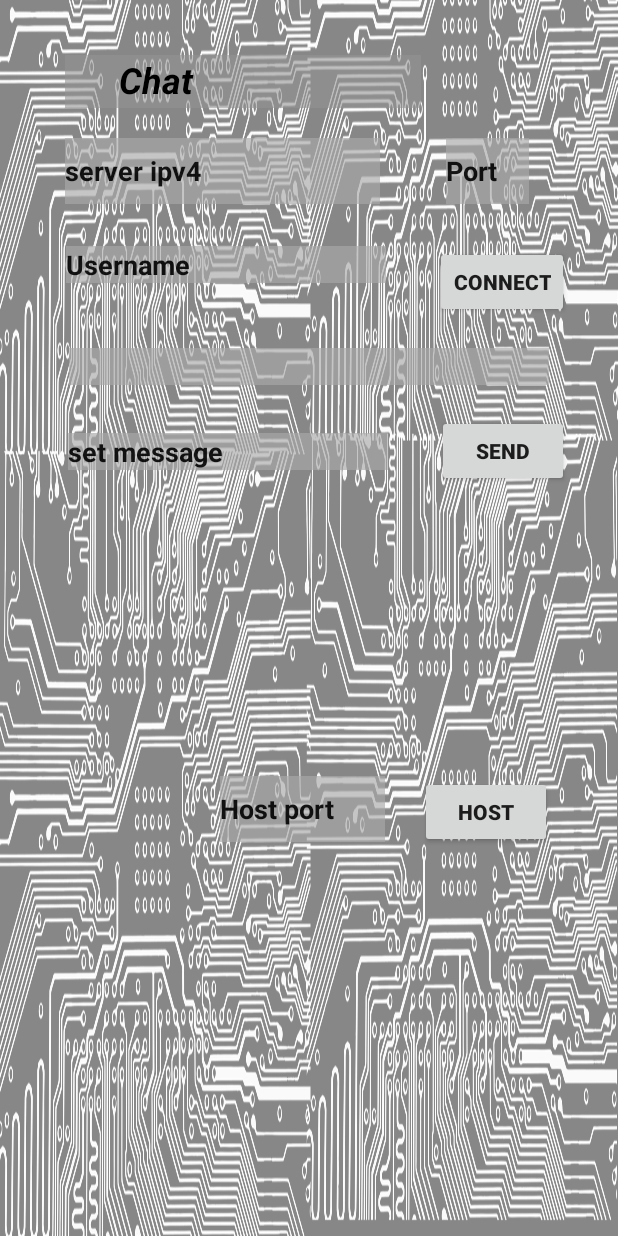
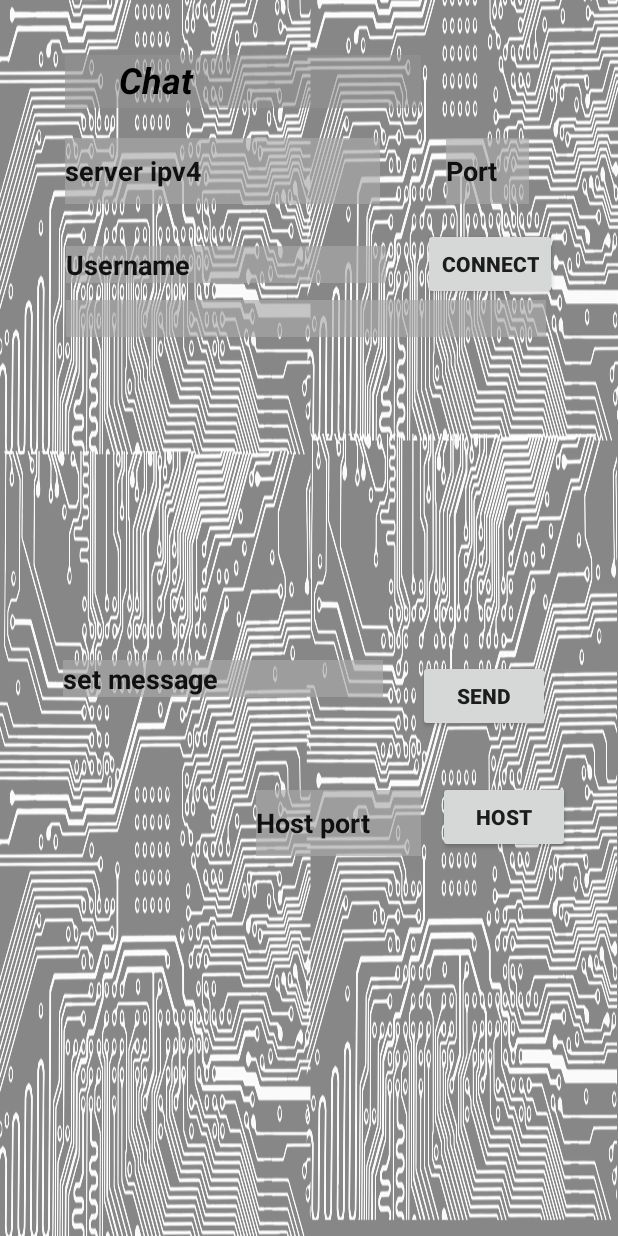
Before and after one commit to Normanpabon/AndroidMultitools, an Android app: the Chat screen opened directly, with no data from a screen before it, on a phone screen of 412 x 824 dp. Run offline under Robolectric (Android 15) with nearby library versions, the phone set to English and light mode, and no system bars.

Commit message:
ScrollTextView added

```diff
--- a/app/build.gradle
+++ b/app/build.gradle
@@ -1,12 +1,12 @@
 apply plugin: 'com.android.application'
 
 android {
-    compileSdkVersion 30
+    compileSdkVersion 29
     buildToolsVersion "29.0.2"
     defaultConfig {
         applicationId "com.h4lfcr3st.androidswissarmy"
         minSdkVersion 20
-        targetSdkVersion 30
+        targetSdkVersion 29
         versionCode 7
         versionName "Release-2.1"
         testInstrumentationRunner "androidx.test.runner.AndroidJUnitRunner"
--- a/app/src/main/java/com/h4lfcr3st/androidswissarmy/Chat.java
+++ b/app/src/main/java/com/h4lfcr3st/androidswissarmy/Chat.java
@@ -64,6 +64,10 @@ public class Chat extends AppCompatActivity {
 
     }
 
+    public void InitThread(){
+        // iniciar hilo
+    }
+
     public void SendMessage(View view){
         StrictMode.ThreadPolicy policy = new StrictMode.ThreadPolicy.Builder().permitAll().build();
         StrictMode.setThreadPolicy(policy);
@@ -80,6 +84,9 @@ public class Chat extends AppCompatActivity {
             Toast.makeText(this, "Error al enviar mensaje", Toast.LENGTH_SHORT).show();
 
         }
+        // erease the last message
+        clientMessage.setText("");
+
 
     }
 
--- a/app/src/main/res/layout/activity_chat.xml
+++ b/app/src/main/res/layout/activity_chat.xml
@@ -60,25 +60,14 @@
         android:id="@+id/btnConnectServer"
         android:layout_width="wrap_content"
         android:layout_height="wrap_content"
-        android:layout_marginTop="28dp"
+        android:layout_marginTop="16dp"
         android:onClick="ConnectButton"
         android:text="@string/Connect"
         android:textStyle="bold"
         app:layout_constraintEnd_toEndOf="parent"
+        app:layout_constraintHorizontal_bias="0.376"
         app:layout_constraintStart_toEndOf="@+id/txtUsername"
         app:layout_constraintTop_toBottomOf="@+id/txtServerIp" />
-
-    <TextView
-        android:id="@+id/tvChatHistory"
-        android:layout_width="320dp"
-        android:layout_height="wrap_content"
-        android:layout_marginTop="20dp"
-        android:background="#A6AAAAAA"
-        android:textSize="18sp"
-        android:textStyle="bold|italic"
-        app:layout_constraintEnd_toEndOf="parent"
-        app:layout_constraintStart_toStartOf="parent"
-        app:layout_constraintTop_toBottomOf="@+id/btnConnectServer" />
 
     <EditText
         android:id="@+id/txtSendMessage"
@@ -92,21 +81,22 @@
         android:textColorHint="#E6000000"
         android:textStyle="bold"
         app:layout_constraintEnd_toEndOf="parent"
-        app:layout_constraintHorizontal_bias="0.228"
+        app:layout_constraintHorizontal_bias="0.213"
         app:layout_constraintStart_toStartOf="parent"
-        app:layout_constraintTop_toBottomOf="@+id/tvChatHistory" />
+        app:layout_constraintTop_toBottomOf="@+id/scrollView3" />
 
     <Button
         android:id="@+id/btnSendMessage"
         android:layout_width="wrap_content"
         android:layout_height="wrap_content"
-        android:layout_marginTop="20dp"
+        android:layout_marginTop="32dp"
         android:onClick="SendMessage"
         android:text="@string/btnEnviar"
         android:textStyle="bold"
         app:layout_constraintEnd_toEndOf="parent"
+        app:layout_constraintHorizontal_bias="0.342"
         app:layout_constraintStart_toEndOf="@+id/txtSendMessage"
-        app:layout_constraintTop_toBottomOf="@+id/tvChatHistory" />
+        app:layout_constraintTop_toBottomOf="@+id/scrollView3" />
 
     <EditText
         android:id="@+id/txtUsername"
@@ -127,8 +117,8 @@
         android:id="@+id/btnHost"
         android:layout_width="wrap_content"
         android:layout_height="wrap_content"
-        android:layout_marginTop="204dp"
-        android:layout_marginEnd="44dp"
+        android:layout_marginTop="56dp"
+        android:layout_marginEnd="32dp"
         android:onClick="HostServer"
         android:text="@string/Hostbtn"
         android:textStyle="bold"
@@ -140,16 +130,46 @@
         android:layout_width="110dp"
         android:layout_height="44dp"
         android:layout_marginStart="28dp"
-        android:layout_marginTop="204dp"
+        android:layout_marginTop="56dp"
         android:background="#A6AAAAAA"
         android:ems="10"
         android:hint="@string/hostPort"
         android:inputType="number"
         android:textColorHint="#E6000000"
         android:textStyle="bold"
+        app:layout_constraintBottom_toBottomOf="parent"
         app:layout_constraintEnd_toStartOf="@+id/btnHost"
-        app:layout_constraintHorizontal_bias="0.836"
+        app:layout_constraintHorizontal_bias="0.928"
         app:layout_constraintStart_toStartOf="parent"
-        app:layout_constraintTop_toBottomOf="@+id/txtSendMessage" />
+        app:layout_constraintTop_toBottomOf="@+id/txtSendMessage"
+        app:layout_constraintVertical_bias="0.022" />
+
+    <ScrollView
+        android:id="@+id/scrollView3"
+        android:layout_width="322dp"
+        android:layout_height="208dp"
+        android:layout_marginTop="200dp"
+        app:layout_constraintEnd_toEndOf="parent"
+        app:layout_constraintHorizontal_bias="0.483"
+        app:layout_constraintStart_toStartOf="parent"
+        app:layout_constraintTop_toTopOf="parent">
+
+        <LinearLayout
+            android:layout_width="wrap_content"
+            android:layout_height="wrap_content"
+            android:orientation="vertical" >
+
+            <TextView
+                android:id="@+id/tvChatHistory"
+                android:layout_width="320dp"
+                android:layout_height="match_parent"
+                android:layout_gravity="center"
+                android:layout_marginStart="1dp"
+                android:layout_marginEnd="1dp"
+                android:background="#A6AAAAAA"
+                android:textSize="18sp"
+                android:textStyle="bold|italic" />
+        </LinearLayout>
+    </ScrollView>
 
 </androidx.constraintlayout.widget.ConstraintLayout>
```
